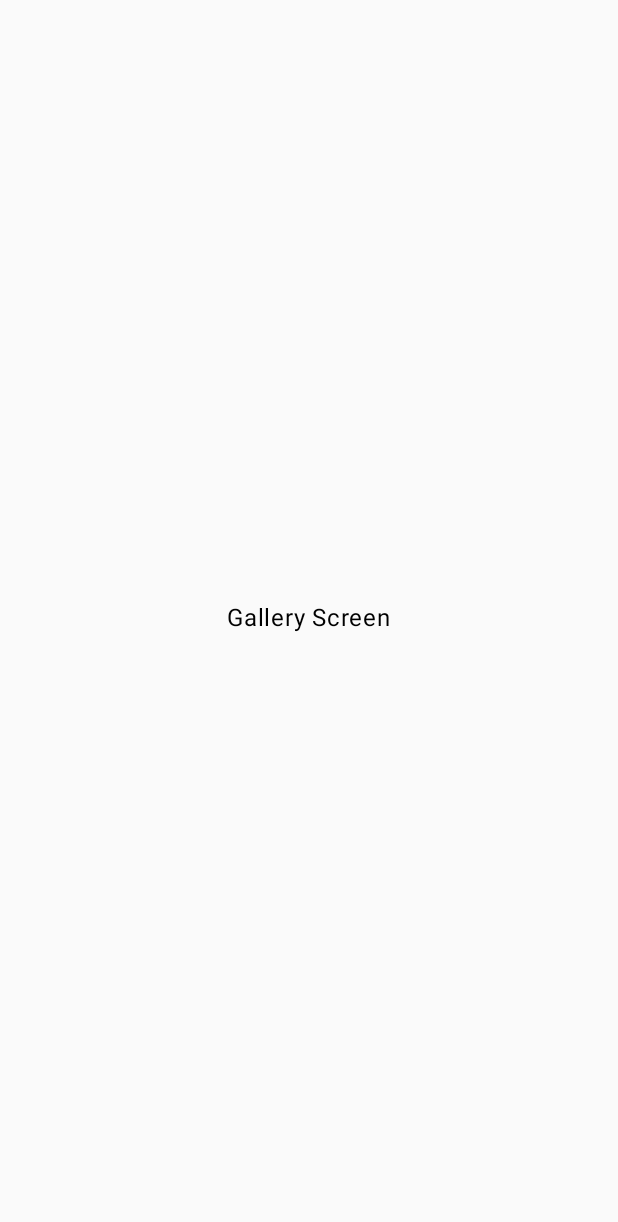
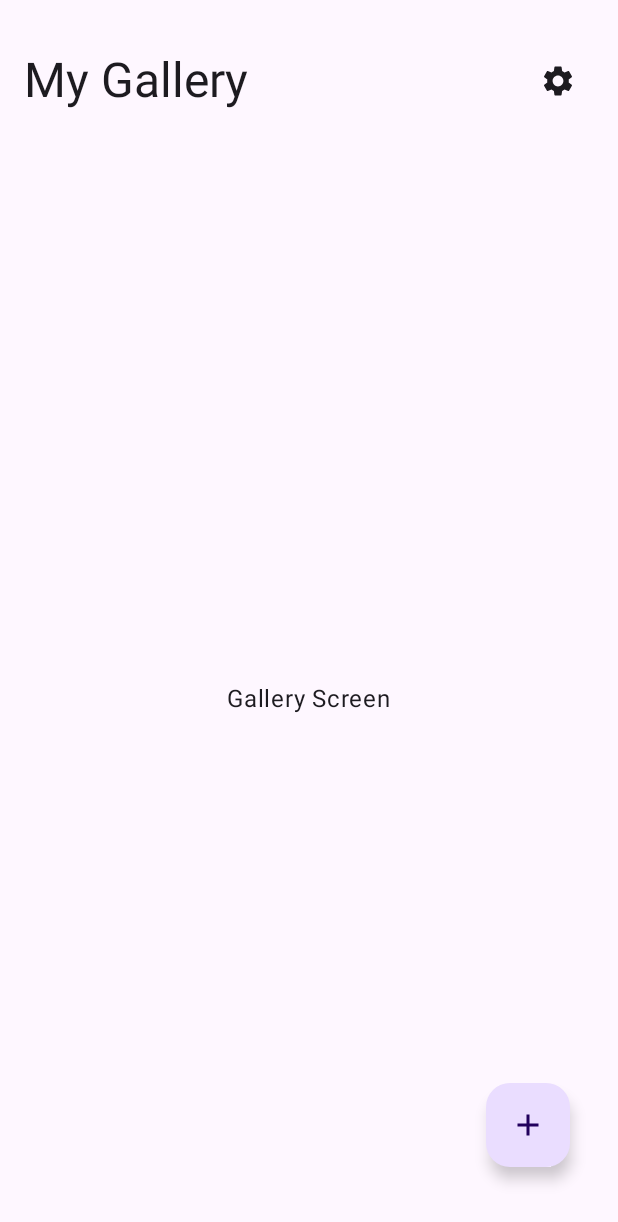
Before and after one commit to nandini224/s3463726, an Android app built with Jetpack Compose: the GalleryScreen screen opened through its navigation route, on a phone screen of 412 x 824 dp. Before the commit the part shown is almost empty. Shown: the top 1222 px of the screen. Run offline under Robolectric (Android 15) with nearby library versions, the phone set to English and light mode, and no system bars; our stand-ins replace Dagger/Hilt's generated code, Firebase (no records; nobody signed in at launch, a user with empty details on screens opened directly).

Commit message:
Adding Screen

```diff
--- a/app/src/main/java/uk/ac/tees/mad/journeysnap/AppNavigation.kt
+++ b/app/src/main/java/uk/ac/tees/mad/journeysnap/AppNavigation.kt
@@ -9,8 +9,12 @@ import uk.ac.tees.mad.journeysnap.ui.screen.auth.LoginScreen
 import uk.ac.tees.mad.journeysnap.ui.screen.auth.SignupScreen
 import uk.ac.tees.mad.journeysnap.ui.screen.auth.WelcomeScreen
 import uk.ac.tees.mad.journeysnap.ui.screen.gallery.GalleryScreen
+import uk.ac.tees.mad.journeysnap.ui.screen.journal.JournalScreen
+import uk.ac.tees.mad.journeysnap.ui.screen.setting.SettingScreen
 import uk.ac.tees.mad.journeysnap.utils.Constants.GALLERY_SCREEN
+import uk.ac.tees.mad.journeysnap.utils.Constants.JOURNAL_SCREEN
 import uk.ac.tees.mad.journeysnap.utils.Constants.LOGIN_SCREEN
+import uk.ac.tees.mad.journeysnap.utils.Constants.SETTING_SCREEN
 import uk.ac.tees.mad.journeysnap.utils.Constants.SIGNUP_SCREEN
 import uk.ac.tees.mad.journeysnap.utils.Constants.SPLASH_SCREEN
 import uk.ac.tees.mad.journeysnap.utils.Constants.WELCOME_SCREEN
@@ -36,7 +40,15 @@ fun AppNavigation() {
         }
 
         composable(GALLERY_SCREEN) {
-            GalleryScreen()
+            GalleryScreen(navController)
+        }
+
+        composable(JOURNAL_SCREEN) {
+            JournalScreen()
+        }
+
+        composable(SETTING_SCREEN) {
+            SettingScreen()
         }
     }
 }
--- a/app/src/main/java/uk/ac/tees/mad/journeysnap/ui/screen/gallery/GalleryScreen.kt
+++ b/app/src/main/java/uk/ac/tees/mad/journeysnap/ui/screen/gallery/GalleryScreen.kt
@@ -1,16 +1,57 @@
 package uk.ac.tees.mad.journeysnap.ui.screen.gallery
 
 import androidx.compose.foundation.layout.Box
+import androidx.compose.foundation.layout.Row
 import androidx.compose.foundation.layout.fillMaxSize
+import androidx.compose.foundation.layout.padding
+import androidx.compose.material.icons.Icons
+import androidx.compose.material.icons.filled.Add
+import androidx.compose.material.icons.filled.Settings
+import androidx.compose.material3.FloatingActionButton
+import androidx.compose.material3.Icon
+import androidx.compose.material3.IconButton
+import androidx.compose.material3.MaterialTheme
+import androidx.compose.material3.Scaffold
 import androidx.compose.material3.Text
 import androidx.compose.runtime.Composable
 import androidx.compose.ui.Alignment
 import androidx.compose.ui.Modifier
+import androidx.compose.ui.unit.dp
+import androidx.navigation.NavController
+import uk.ac.tees.mad.journeysnap.utils.Constants
 
 @Composable
-fun GalleryScreen(modifier: Modifier = Modifier) {
-    Box(contentAlignment = Alignment.Center,
-        modifier = Modifier.fillMaxSize()){
-        Text("Gallery Screen")
+fun GalleryScreen(navController: NavController) {
+    Scaffold(
+        topBar = {
+            Row(verticalAlignment = Alignment.CenterVertically,
+                modifier = Modifier.padding(vertical = 30.dp, horizontal = 16.dp)
+                ) {
+                Text("My Gallery",
+                    style = MaterialTheme.typography.headlineLarge,
+                    modifier = Modifier.weight(1f)
+                    )
+                IconButton({navController.navigate(Constants.SETTING_SCREEN)}) {
+                    Icon(
+                        Icons.Default.Settings,
+                        contentDescription = "settings"
+                    )
+                }
+            }
+        },
+        floatingActionButton = {
+            FloatingActionButton({navController.navigate(Constants.JOURNAL_SCREEN)},
+                modifier = Modifier.padding(bottom = 30.dp, end = 16.dp)) {
+                Icon(
+                    Icons.Default.Add,
+                    contentDescription = "add new"
+                )
+            }
+        }
+    ) { paddingValues ->
+        Box(contentAlignment = Alignment.Center,
+            modifier = Modifier.padding(paddingValues).fillMaxSize()){
+            Text("Gallery Screen")
+        }
     }
 }
--- a/app/src/main/java/uk/ac/tees/mad/journeysnap/utils/Constants.kt
+++ b/app/src/main/java/uk/ac/tees/mad/journeysnap/utils/Constants.kt
@@ -6,5 +6,7 @@ object Constants {
     const val LOGIN_SCREEN = "login_screen"
     const val SIGNUP_SCREEN = "signup_screen"
     const val GALLERY_SCREEN =  "gallery_screen"
+    const val JOURNAL_SCREEN = "journal_screen"
+    const val SETTING_SCREEN = "setting_screen"
     const val USERS = "users"
 }
```
Also changed, not shown: app/src/main/java/uk/ac/tees/mad/journeysnap/ui/screen/journal/JournalScreen.kt (added, +18 -0 lines), app/src/main/java/uk/ac/tees/mad/journeysnap/ui/screen/setting/SettingScreen.kt (added, +18 -0 lines).
